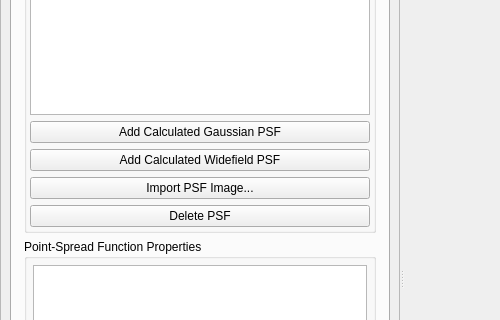
This is apps/MicroscopeSimulator/PSFEditorDialog.ui in CISMM/MicroscopeSimulator2 as Qt 5 draws it before an edit; both pictures show x 0 to 500 and y 99 to 419 of the 772 by 753 pixel window. The edited form follows.
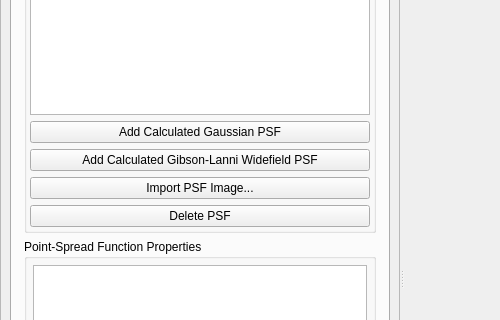
This is the edited form. Custom widgets are drawn as their Qt base class.

Commit message: Made widefield PSF name more specific to reflect the fact that Gibson and Lanni proposed it. Preparation for adding other widefield PSF models.

Patch:
```diff
--- a/apps/MicroscopeSimulator/PSFEditorDialog.ui
+++ b/apps/MicroscopeSimulator/PSFEditorDialog.ui
@@ -110,7 +110,7 @@
                   <item>
                    <widget class="QPushButton" name="gui_AddCalculatedWidefieldPSFButton">
                     <property name="text">
-                     <string>Add Calculated Widefield PSF</string>
+                     <string>Add Calculated Gibson-Lanni Widefield PSF</string>
                     </property>
                    </widget>
                   </item>
```
Left out of the diff: 2 changed lines with no effect on the pictures. The commit also changes 7 other files.
